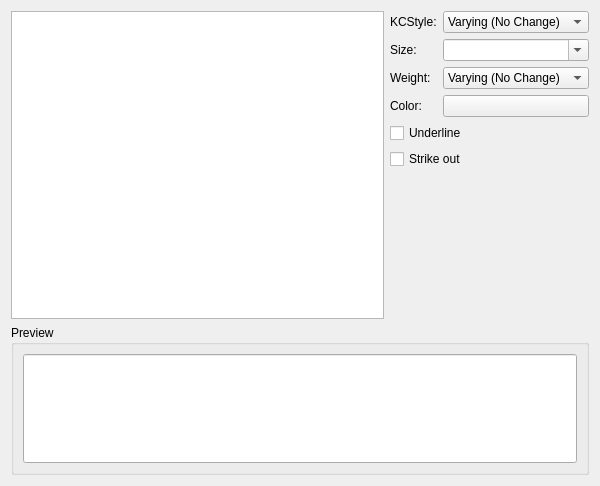
This is kcells/dialogs/FontWidget.ui in KDE/koffice as Qt 5 draws it before an edit. The edited form follows.
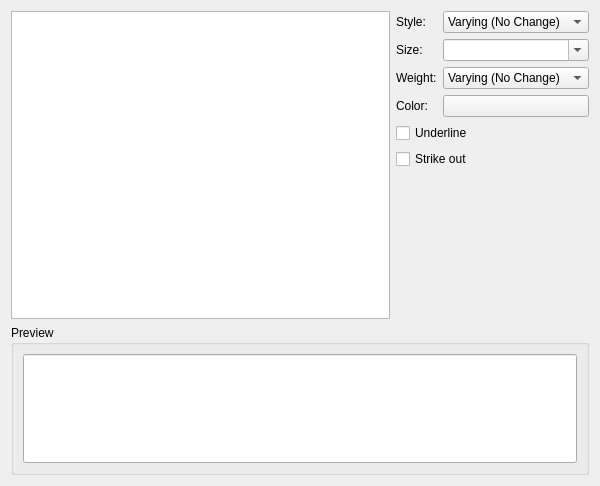
This is the edited form. Custom widgets are drawn as their Qt base class.

```diff
--- a/kcells/dialogs/FontWidget.ui
+++ b/kcells/dialogs/FontWidget.ui
@@ -118,7 +118,7 @@
      <item row="0" column="0" >
       <widget class="QLabel" name="textLabel1" >
        <property name="text" >
-        <string>KCStyle:</string>
+        <string>Style:</string>
        </property>
       </widget>
      </item>
```
Left out of the diff: 2 changed lines with no effect on the pictures.
